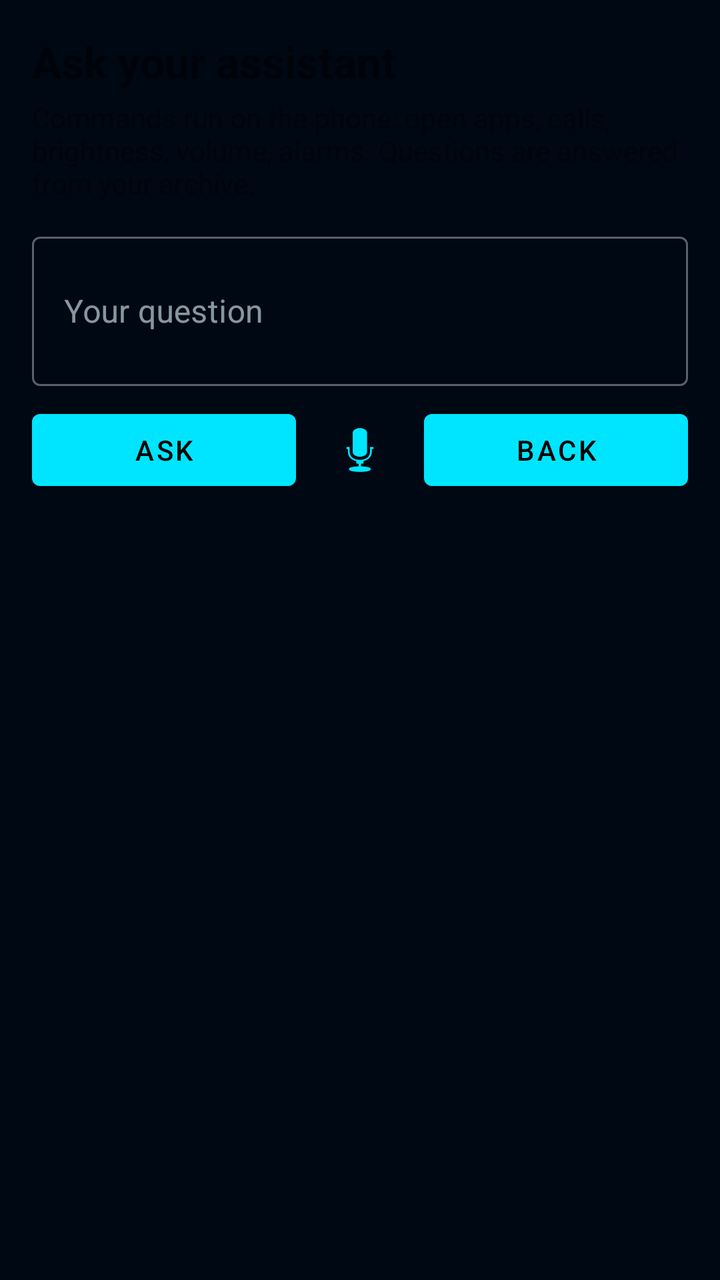
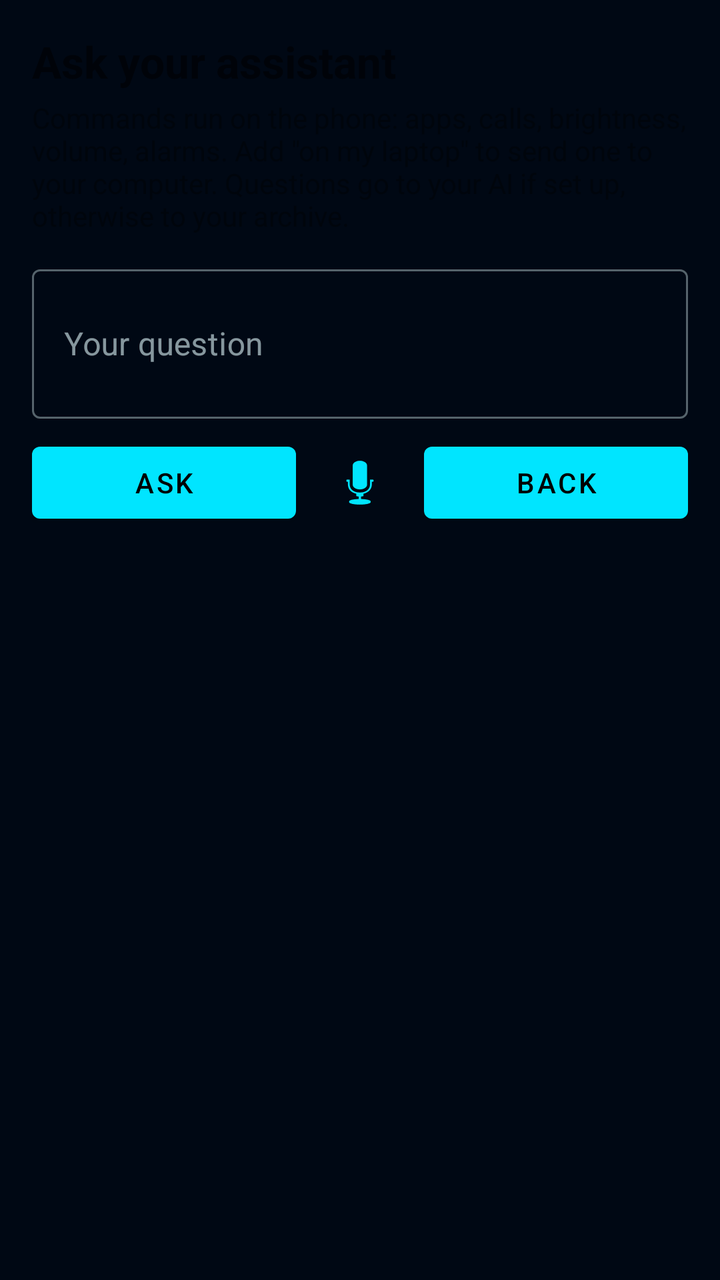

The first picture is an Android layout as it rendered before a commit; the second is the same layout after the commit. The layout source and the unified diff follow.
<!-- AndroidManifest.xml: application theme Theme.BonjeeNotifier -->
<!-- res/layout/activity_ask.xml -->
<?xml version="1.0" encoding="utf-8"?>
<LinearLayout xmlns:android="http://schemas.android.com/apk/res/android"
    xmlns:app="http://schemas.android.com/apk/res-auto"
    android:layout_width="match_parent"
    android:layout_height="match_parent"
    android:orientation="vertical"
    android:padding="16dp">

    <TextView
        android:layout_width="wrap_content"
        android:layout_height="wrap_content"
        android:text="Ask your assistant"
        android:textSize="22sp"
        android:textStyle="bold" />

    <TextView
        android:layout_width="match_parent"
        android:layout_height="wrap_content"
        android:layout_marginTop="4dp"
        android:layout_marginBottom="12dp"
        android:alpha="0.7"
        android:text="Commands run on the phone: open apps, calls, brightness, volume, alarms. Questions are answered from your archive." />

    <com.google.android.material.textfield.TextInputLayout
        style="@style/Widget.MaterialComponents.TextInputLayout.OutlinedBox"
        android:layout_width="match_parent"
        android:layout_height="wrap_content"
        android:hint="Your question">

        <com.google.android.material.textfield.TextInputEditText
            android:id="@+id/editQuestion"
            android:layout_width="match_parent"
            android:layout_height="wrap_content"
            android:inputType="textMultiLine"
            android:minLines="2" />
    </com.google.android.material.textfield.TextInputLayout>

    <LinearLayout
        android:layout_width="match_parent"
        android:layout_height="wrap_content"
        android:layout_marginTop="8dp"
        android:orientation="horizontal">

        <Button
            android:id="@+id/btnAsk"
            android:layout_width="0dp"
            android:layout_height="wrap_content"
            android:layout_weight="1"
            android:text="Ask" />

        <ImageButton
            android:id="@+id/btnMic"
            android:layout_width="48dp"
            android:layout_height="48dp"
            android:layout_gravity="center_vertical"
            android:layout_marginStart="8dp"
            android:layout_marginEnd="8dp"
            android:background="?attr/selectableItemBackgroundBorderless"
            android:contentDescription="Speak"
            android:src="@android:drawable/ic_btn_speak_now"
            android:tint="@color/cyan" />

        <Button
            android:id="@+id/btnBack"
            android:layout_width="0dp"
            android:layout_height="wrap_content"
            android:layout_weight="1"
            android:text="Back" />
    </LinearLayout>

    <ScrollView
        android:layout_width="match_parent"
        android:layout_height="0dp"
        android:layout_marginTop="12dp"
        android:layout_weight="1">

        <TextView
            android:id="@+id/txtAnswer"
            android:layout_width="match_parent"
            android:layout_height="wrap_content"
            android:fontFamily="monospace"
            android:textIsSelectable="true"
            android:textSize="13sp" />
    </ScrollView>

</LinearLayout>
<!-- resources referenced by this layout -->
<resources>
  <color name="cyan">#00e5ff</color>
  <style name="Theme.BonjeeNotifier" parent="Theme.MaterialComponents.DayNight.NoActionBar">
          <item name="colorPrimary">@color/cyan</item>
          <item name="colorPrimaryVariant">@color/cyan_bright</item>
          <item name="colorOnPrimary">@color/black</item>
          <item name="colorSecondary">@color/orange</item>
          <item name="colorSecondaryVariant">@color/orange_bright</item>
          <item name="colorOnSecondary">@color/black</item>
          <item name="android:statusBarColor">@color/bg_primary</item>
          <item name="android:navigationBarColor">@color/bg_primary</item>
          <item name="android:windowBackground">@color/bg_primary</item>
          <item name="colorSurface">@color/bg_card</item>
          <item name="colorOnSurface">@color/text_primary</item>
      </style>
  <color name="cyan_bright">#18ffff</color>
  <color name="black">#FF000000</color>
  <color name="orange">#ff6f00</color>
  <color name="orange_bright">#ff9100</color>
  <color name="bg_primary">#000814</color>
  <color name="bg_card">#000d1a</color>
  <color name="text_primary">#e0f7fa</color>
</resources>

<!-- the commit's change to res/layout/activity_ask.xml (unified diff, before → after) -->
@@ -19,7 +19,7 @@
         android:layout_marginTop="4dp"
         android:layout_marginBottom="12dp"
         android:alpha="0.7"
-        android:text="Commands run on the phone: open apps, calls, brightness, volume, alarms. Questions are answered from your archive." />
+        android:text="Commands run on the phone: apps, calls, brightness, volume, alarms. Add &quot;on my laptop&quot; to send one to your computer. Questions go to your AI if set up, otherwise to your archive." />
 
     <com.google.android.material.textfield.TextInputLayout
         style="@style/Widget.MaterialComponents.TextInputLayout.OutlinedBox"
